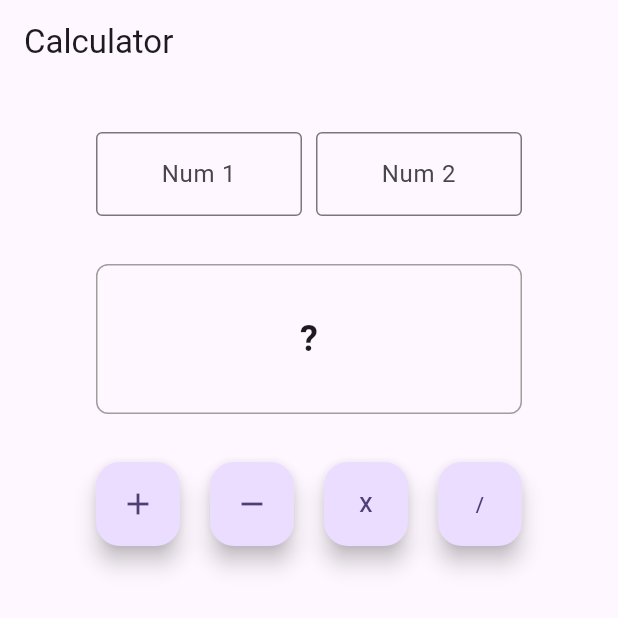
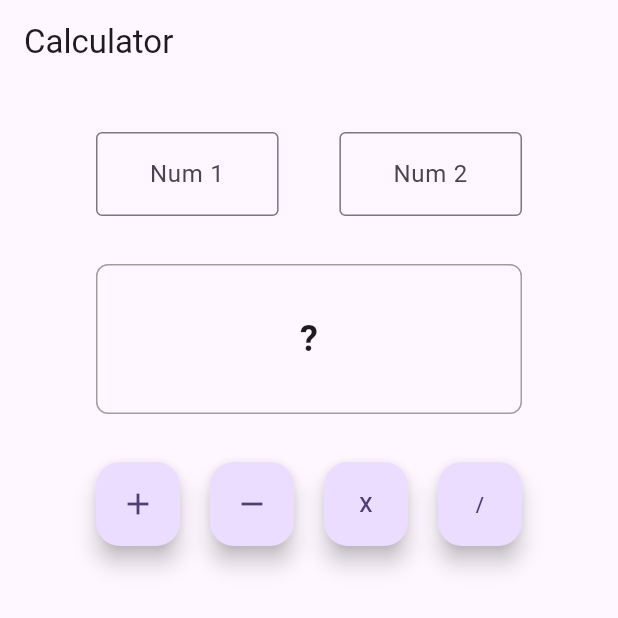
Before and after one commit to hridoyxero/hrdi_course_flutter, a Flutter app: the screen it shows after launch, on a phone screen of 412 x 824 dp, the top half of it. Run offline on Flutter 3.47's test engine with Material 2 defaults, Android fonts, the light colour scheme and no system bars.

Commit message:
fixed: overflow of input fields

```diff
--- a/lib/assignment_02/calculator.dart
+++ b/lib/assignment_02/calculator.dart
@@ -36,7 +36,9 @@ class _CalculatorState extends State<Calculator> {
               child: Row(
                 mainAxisAlignment: MainAxisAlignment.spaceBetween,
                 children: [
-                  Container(
+                  Expanded(
+                    flex: 3,
+                    child: Container(
                       width: screeWidth / 3,
                       child: TextField(
                         controller: _num1Controller,
@@ -48,12 +50,19 @@ class _CalculatorState extends State<Calculator> {
                         ),
                       ),
                     ),
-                  Container(
+                  ),
+                  Expanded(
+                    flex: 1,
+                    child: Container(
+                      alignment: Alignment.center,
                       child: Text(
                         _resultOperator,
                       ),
                     ),
-                  Container(
+                  ),
+                  Expanded(
+                    flex: 3,
+                    child: Container(
                       width: screeWidth / 3,
                       child: TextField(
                         controller: _num2Controller,
@@ -62,6 +71,7 @@ class _CalculatorState extends State<Calculator> {
                         decoration: InputDecoration(
                           hintText: "Num 2",
                           border: OutlineInputBorder(),
+                        ),
                       ),
                     ),
                   ),
```
Lines whose indentation alone changed are shown as unchanged.
